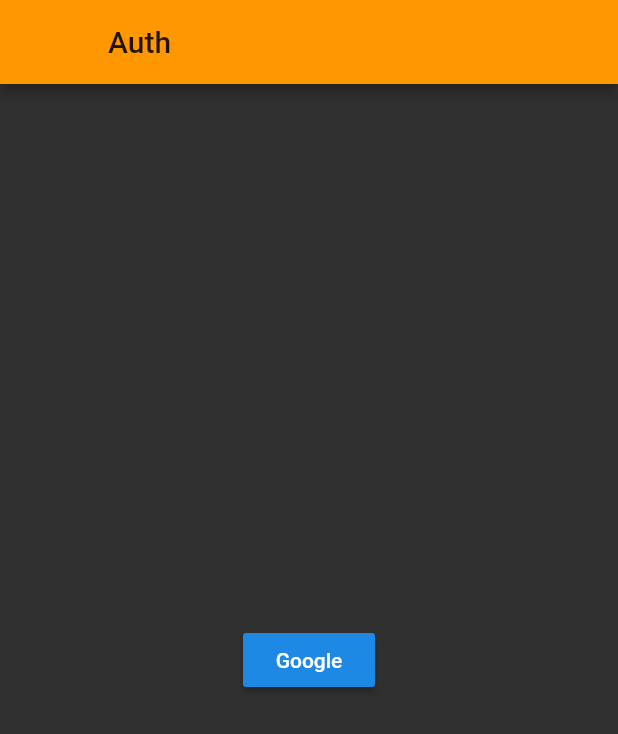
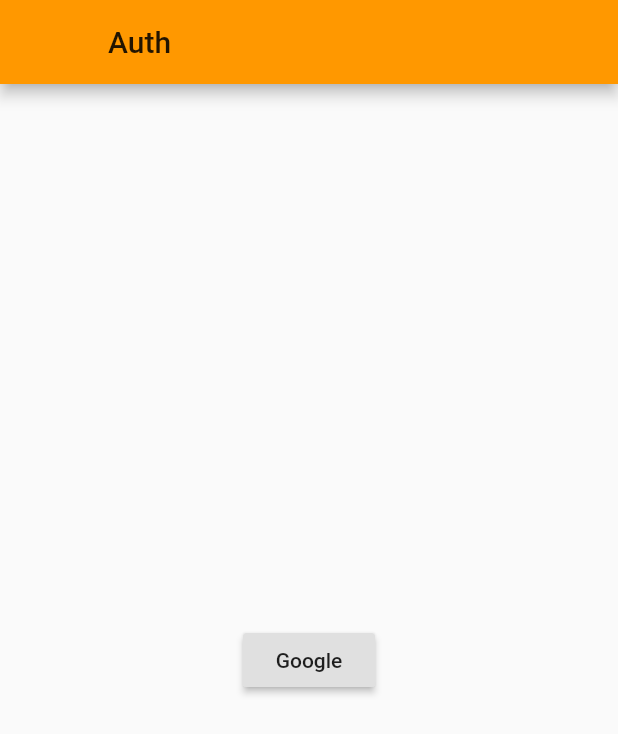
Before and after one commit to CrispyBacon1999/CSA-Notepad-Flutter, a Flutter app: the screen it shows after launch, on a phone screen of 412 x 824 dp. Shown: the top 734 px of the screen. Run offline on Flutter 3.47's test engine with Material 2 defaults, Android fonts, the phone set to English and light mode, and no system bars.

```diff
--- a/csa_notepad/lib/routes.dart
+++ b/csa_notepad/lib/routes.dart
@@ -1,30 +1,24 @@
-import 'package:csa_notepad/screens/auth/index.dart';
-import 'package:csa_notepad/screens/home/index.dart';
+import 'package:csa_notepad/screens/auth/auth.dart';
+import 'package:csa_notepad/screens/home/home.dart';
 import 'package:flutter/cupertino.dart';
 import 'package:flutter/material.dart';
 
 class App extends StatelessWidget {
-  final routes = <String, WidgetBuilder>{
-    '/auth': (BuildContext context) => new Auth(),
-    '/': (BuildContext context) => new Home()
-  };
-
   Widget build(BuildContext context) {
     bool userIsLoggedIn = false;
 
-    return new MaterialApp(
+    return MaterialApp(
         theme: ThemeData(
-            brightness: Brightness.dark,
+            brightness: Brightness.light,
             primaryColor: Colors.orange,
             accentColor: Colors.blue),
         title: "CSA Notepad",
-        routes: routes,
-        initialRoute: userIsLoggedIn ? "/" : "/auth");
+        home: userIsLoggedIn ? new Home() : new Auth());
   }
 }
 
 class Routes {
   Routes() {
-    runApp(new App());
+    runApp(App());
   }
 }
--- a/csa_notepad/lib/screens/auth/auth.dart
+++ b/csa_notepad/lib/screens/auth/auth.dart
@@ -5,16 +5,16 @@ import 'widgets/google_button/google_button.dart';
 class Auth extends StatelessWidget {
   @override
   Widget build(BuildContext context) {
-    return new Scaffold(
-        appBar: new AppBar(
-          title: new Text('Auth'),
-          leading: new Container(),
+    return Scaffold(
+        appBar: AppBar(
+          title: Text('Auth'),
+          leading: Container(),
         ),
-        body: new Container(
-          child: new Center(
-              child: new Column(
+        body: Container(
+          child: Center(
+              child: Column(
                   mainAxisAlignment: MainAxisAlignment.center,
-                  children: <Widget>[new GoogleButton()])),
+                  children: <Widget>[GoogleButton()])),
         ));
   }
 }
--- a/csa_notepad/lib/screens/auth/index.dart
+++ /dev/null
@@ -1 +0,0 @@
-export 'auth.dart';
--- a/csa_notepad/lib/screens/auth/widgets/google_button/google_button.dart
+++ b/csa_notepad/lib/screens/auth/widgets/google_button/google_button.dart
@@ -1,4 +1,4 @@
-import 'package:csa_notepad/screens/home/index.dart';
+import 'package:csa_notepad/screens/home/home.dart';
 import 'package:csa_notepad/widgets/app_button/index.dart';
 import 'package:flutter/material.dart';
 
--- a/csa_notepad/lib/screens/home/index.dart
+++ /dev/null
@@ -1 +0,0 @@
-export 'home.dart';
--- /dev/null
+++ b/csa_notepad/lib/widgets/app_drawer/index.dart
@@ -0,0 +1 @@
+export 'app_drawer.dart';
```
Also changed, not shown: csa_notepad/lib/screens/event_picker/event_picker.dart (added, +56 -0 lines), csa_notepad/lib/screens/home/home.dart (+2 -9 lines), csa_notepad/lib/screens/profile/profile.dart (added, +14 -0 lines), csa_notepad/lib/widgets/app_drawer/app_drawer.dart (added, +33 -0 lines).
